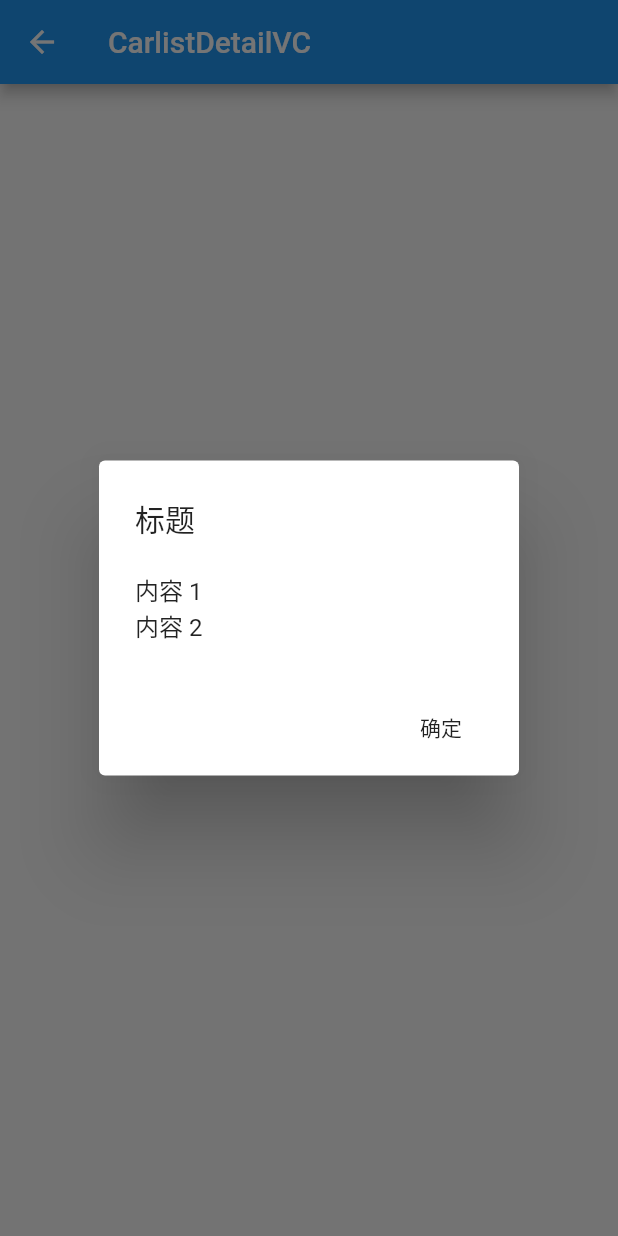
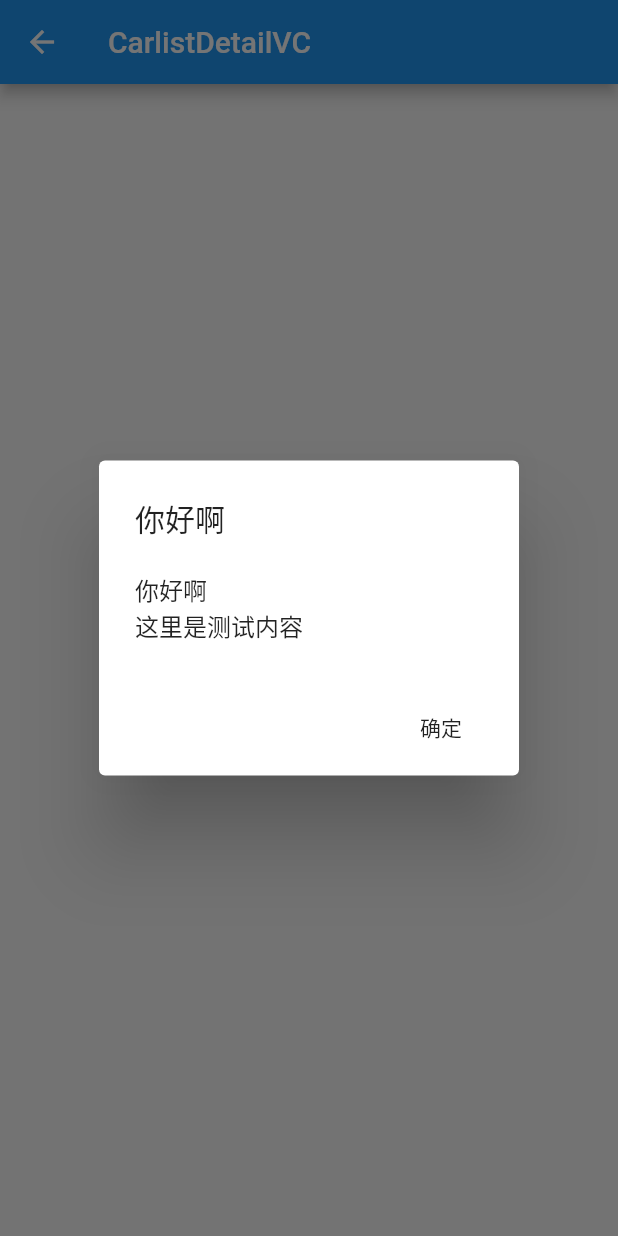
Before and after one commit to jackHappyDev/study_flutter, a Flutter app: the CarListDetailVC screen opened directly, after a tap on "back", on a phone screen of 412 x 824 dp. Run offline on Flutter 3.47's test engine with Material 2 defaults, Android fonts, the phone set to English and light mode, and no system bars; network calls fail.

Commit message:
修改弹框样式

```diff
--- a/lib/CarDetailVC.dart
+++ b/lib/CarDetailVC.dart
@@ -16,24 +16,24 @@ class CarListDetailVC extends StatelessWidget {
               onPressed: () {
                 print('返回上级目录');
                 // Navigator.pop(context);
-                showAlertView(context);
+                showAlertView(context, '你好啊', '这里是测试内容');
               })),
     );
   }
 }
 
-void showAlertView(context) {
+void showAlertView(context, title, content) {
   showDialog<Null>(
     context: context,
     barrierDismissible: false,
     builder: (BuildContext context) {
       return new AlertDialog(
-        title: new Text('标题'),
+        title: new Text(title),
         content: new SingleChildScrollView(
           child: new ListBody(
             children: <Widget>[
-              new Text('内容 1'),
-              new Text('内容 2'),
+              new Text(title),
+              new Text(content),
             ],
           ),
         ),
```
